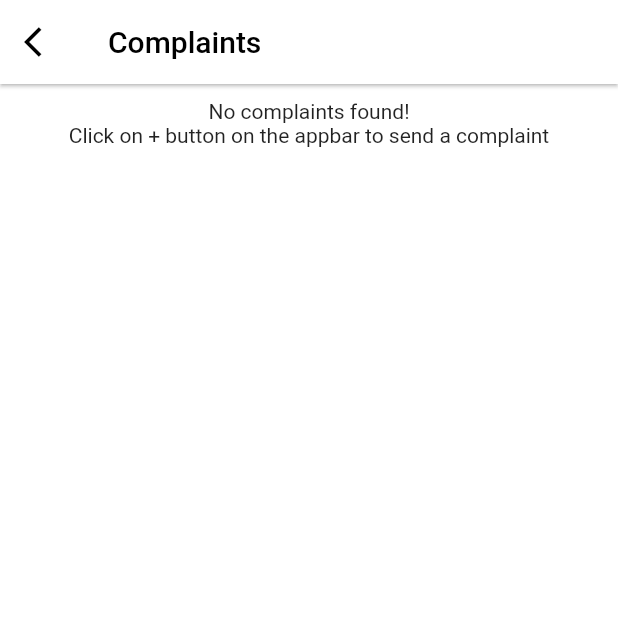
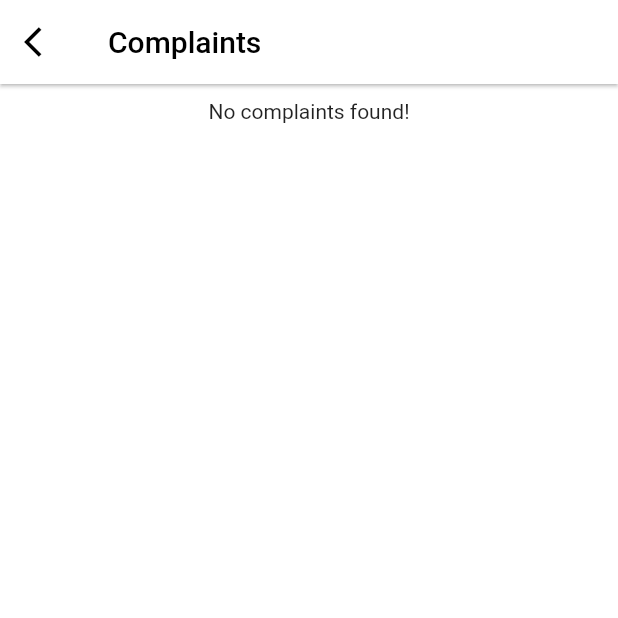
Before and after one commit to anjalivijayan1061/onlinediagnostic_user, a Flutter app: the ComplaintsScreen screen opened directly, on a phone screen of 412 x 824 dp, the top half of it. Run offline on Flutter 3.47's test engine with Material 2 defaults, Android fonts, the phone set to English and light mode, and no system bars; our stand-ins replace bloc, cached_network_image, file_picker, flutter_bloc, geolocator, google_maps_flutter and 2 more; missing offline and left inert: razorpay_flutter; accounts and stored records are empty; network calls fail.

Commit message:
minor fix

```diff
--- a/lib/ui/screen/complaints_screen.dart
+++ b/lib/ui/screen/complaints_screen.dart
@@ -91,7 +91,7 @@ class _ComplaintsScreenState extends State<ComplaintsScreen> {
                                       )
                                     : const Center(
                                         child: Text(
-                                          'No complaints found!\nClick on + button on the appbar to send a complaint',
+                                          'No complaints found!',
                                           textAlign: TextAlign.center,
                                         ),
                                       )
```
